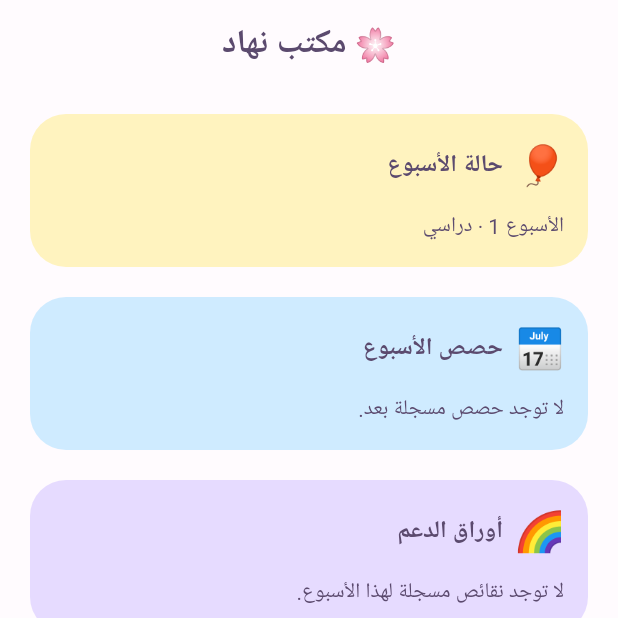
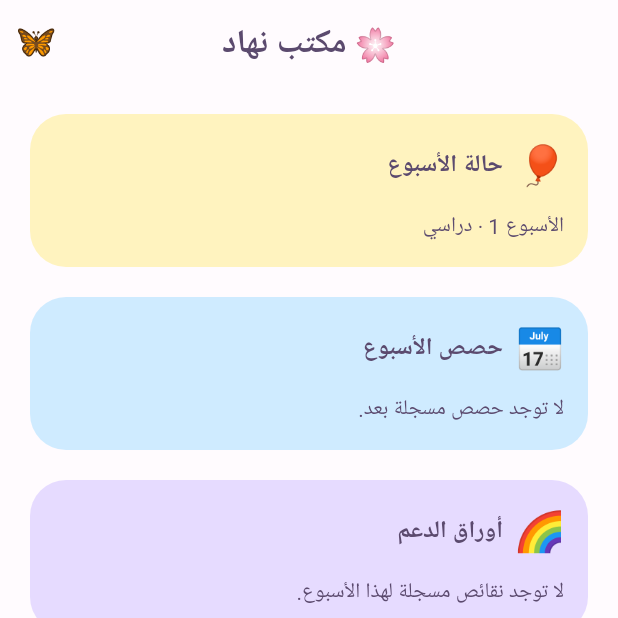
Before and after one commit to Bourezgb/Mo3alem, a Flutter app: the screen it shows after launch, on a phone screen of 412 x 824 dp, the top half of it. Run offline on Flutter 3.47's test engine with Material 3 defaults, Android fonts, the phone set to English and light mode, and no system bars; our stand-ins replace share_plus; Roboto replaces fonts that are missing (Tajawal); statements that could not run were skipped.

```diff
--- a/app/lib/screens/home_screen.dart
+++ b/app/lib/screens/home_screen.dart
@@ -3,6 +3,7 @@ import 'package:flutter/material.dart';
 import '../theme/bambi_theme.dart';
 import '../widgets/bambi_card.dart';
 import 'lesson_note_screen.dart';
+import 'settings_screen.dart';
 
 /// 🌸 لوحة القيادة الأسبوعية (الشاشة الرئيسية)
 /// الأرقام والنصوص هنا تجريبية، وستُربط بالبيانات المحلية لاحقاً.
@@ -12,7 +13,18 @@ class HomeScreen extends StatelessWidget {
   @override
   Widget build(BuildContext context) {
     return Scaffold(
-      appBar: AppBar(title: const Text('🌸 مكتب نهاد')),
+      appBar: AppBar(
+        title: const Text('🌸 مكتب نهاد'),
+        actions: [
+          IconButton(
+            tooltip: 'الإعدادات',
+            icon: const Text('🦋', style: TextStyle(fontSize: 22)),
+            onPressed: () => Navigator.of(context).push(
+              MaterialPageRoute(builder: (_) => const SettingsScreen()),
+            ),
+          ),
+        ],
+      ),
       body: ListView(
         padding: const EdgeInsets.all(16),
         children: const [
```
Also changed, not shown: app/lib/screens/settings_screen.dart (added, +69 -0 lines).
